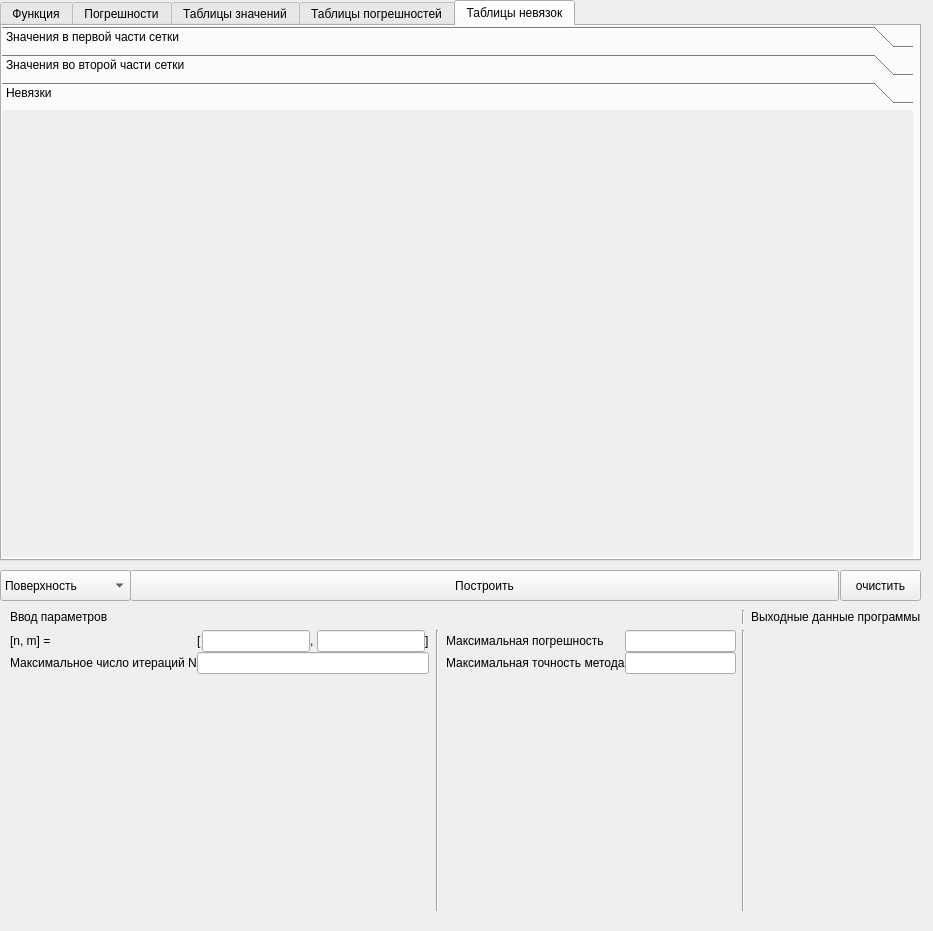
First picture: the form in UI/MainWindow.ui, repository Eisim/NM_lab_Simp_Iter_Method, before the edit.
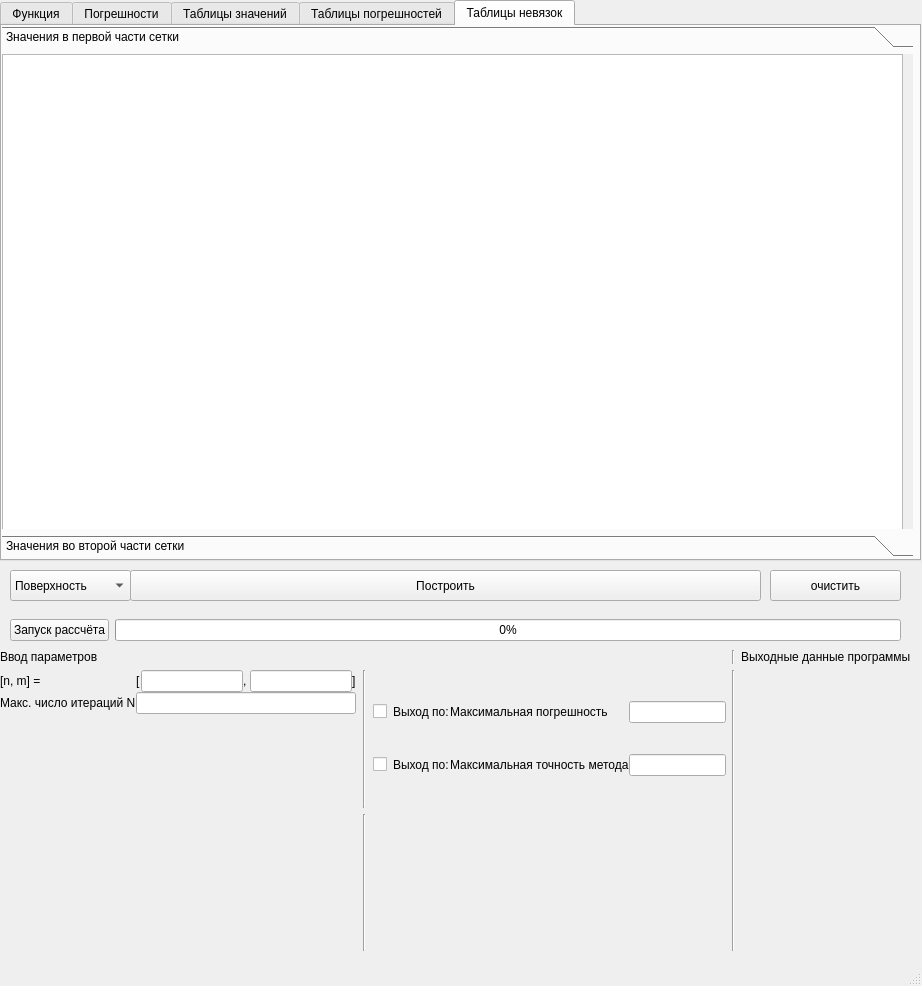
Second picture: the form after the edit. The open tabs and pages were chosen to show the change.

Patch:
```diff
--- a/UI/MainWindow.ui
+++ b/UI/MainWindow.ui
@@ -6,8 +6,8 @@
    <rect>
     <x>0</x>
     <y>0</y>
-    <width>933</width>
-    <height>931</height>
+    <width>922</width>
+    <height>986</height>
    </rect>
   </property>
   <property name="windowTitle">
@@ -17,8 +17,8 @@
    <widget class="QWidget" name="gridWidget_2" native="true">
     <property name="geometry">
      <rect>
-      <x>10</x>
-      <y>610</y>
+      <x>0</x>
+      <y>650</y>
       <width>911</width>
       <height>301</height>
      </rect>
@@ -63,44 +63,45 @@
        <property name="horizontalSpacing">
         <number>7</number>
        </property>
-       <item row="0" column="2">
+       <item row="1" column="2">
         <layout class="QGridLayout" name="gridLayout_5">
-         <item row="1" column="1">
-          <widget class="QLineEdit" name="input_accur"/>
-         </item>
-         <item row="1" column="0">
-          <widget class="QLabel" name="label_12">
-           <property name="text">
-            <string>Максимальная точность метода</string>
-           </property>
-          </widget>
-         </item>
-         <item row="0" column="1">
+         <item row="0" column="2">
           <widget class="QLineEdit" name="input_eps"/>
          </item>
-         <item row="2" column="0">
-          <spacer name="verticalSpacer_3">
-           <property name="orientation">
-            <enum>Qt::Vertical</enum>
-           </property>
-           <property name="sizeHint" stdset="0">
-            <size>
-             <width>20</width>
-             <height>40</height>
-            </size>
-           </property>
-          </spacer>
-         </item>
-         <item row="0" column="0">
+         <item row="0" column="1">
           <widget class="QLabel" name="label_5">
            <property name="text">
             <string>Максимальная погрешность</string>
            </property>
           </widget>
          </item>
+         <item row="1" column="2">
+          <widget class="QLineEdit" name="input_accur"/>
+         </item>
+         <item row="1" column="0">
+          <widget class="QCheckBox" name="check_accur">
+           <property name="text">
+            <string>Выход по:</string>
+           </property>
+          </widget>
+         </item>
+         <item row="1" column="1">
+          <widget class="QLabel" name="label_12">
+           <property name="text">
+            <string>Максимальная точность метода</string>
+           </property>
+          </widget>
+         </item>
+         <item row="0" column="0">
+          <widget class="QCheckBox" name="check_eps">
+           <property name="text">
+            <string>Выход по:</string>
+           </property>
+          </widget>
+         </item>
         </layout>
        </item>
-       <item row="0" column="0">
+       <item row="1" column="0">
         <layout class="QGridLayout" name="gridLayout_4">
          <item row="0" column="0">
           <widget class="QLabel" name="label">
@@ -112,7 +113,7 @@
          <item row="1" column="0">
           <widget class="QLabel" name="label_9">
            <property name="text">
-            <string>Максимальное число итераций N</string>
+            <string>Макс. число итераций N</string>
            </property>
           </widget>
          </item>
@@ -165,13 +166,36 @@
          </item>
         </layout>
        </item>
-       <item row="0" column="1">
+       <item row="1" column="1">
         <widget class="Line" name="line_3">
          <property name="orientation">
           <enum>Qt::Vertical</enum>
          </property>
         </widget>
        </item>
+       <item row="2" column="0">
+        <spacer name="verticalSpacer_3">
+         <property name="orientation">
+          <enum>Qt::Vertical</enum>
+         </property>
+         <property name="sizeHint" stdset="0">
+          <size>
+           <width>20</width>
+           <height>40</height>
+          </size>
+         </property>
+        </spacer>
+       </item>
+       <item row="2" column="2">
+        <layout class="QVBoxLayout" name="extra_info_params"/>
+       </item>
+       <item row="2" column="1">
+        <widget class="Line" name="line_4">
+         <property name="orientation">
+          <enum>Qt::Vertical</enum>
+         </property>
+        </widget>
+       </item>
       </layout>
      </item>
      <item row="1" column="2">
@@ -425,8 +449,8 @@
         <rect>
          <x>0</x>
          <y>0</y>
-         <width>100</width>
-         <height>30</height>
+         <width>98</width>
+         <height>28</height>
         </rect>
        </property>
        <property name="accessibleName">
@@ -441,7 +465,7 @@
           <x>0</x>
           <y>0</y>
           <width>901</width>
-          <height>471</height>
+          <height>481</height>
          </rect>
         </property>
        </widget>
@@ -469,41 +493,15 @@
         </property>
        </widget>
       </widget>
-      <widget class="QWidget" name="page_8">
-       <property name="geometry">
-        <rect>
-         <x>0</x>
-         <y>0</y>
-         <width>100</width>
-         <height>30</height>
-        </rect>
-       </property>
-       <attribute name="label">
-        <string>Невязки</string>
-       </attribute>
-      </widget>
      </widget>
     </widget>
    </widget>
-   <widget class="QPushButton" name="delete_plot">
-    <property name="geometry">
-     <rect>
-      <x>840</x>
-      <y>570</y>
-      <width>81</width>
-      <height>31</height>
-     </rect>
-    </property>
-    <property name="text">
-     <string>очистить</string>
-    </property>
-   </widget>
    <widget class="QComboBox" name="plot_type">
     <property name="geometry">
      <rect>
-      <x>0</x>
+      <x>10</x>
       <y>570</y>
-      <width>131</width>
+      <width>121</width>
       <height>31</height>
      </rect>
     </property>
@@ -523,7 +521,7 @@
      <rect>
       <x>130</x>
       <y>570</y>
-      <width>709</width>
+      <width>631</width>
       <height>31</height>
      </rect>
     </property>
@@ -531,6 +529,45 @@
      <string>Построить</string>
     </property>
    </widget>
+   <widget class="QPushButton" name="delete_plot">
+    <property name="geometry">
+     <rect>
+      <x>770</x>
+      <y>570</y>
+      <width>131</width>
+      <height>31</height>
+     </rect>
+    </property>
+    <property name="text">
+     <string>очистить</string>
+    </property>
+   </widget>
+   <widget class="QWidget" name="horizontalLayoutWidget">
+    <property name="geometry">
+     <rect>
+      <x>10</x>
+      <y>610</y>
+      <width>891</width>
+      <height>41</height>
+     </rect>
+    </property>
+    <layout class="QHBoxLayout" name="horizontalLayout">
+     <item>
+      <widget class="QPushButton" name="calculate_button">
+       <property name="text">
+        <string>Запуск рассчёта</string>
+       </property>
+      </widget>
+     </item>
+     <item>
+      <widget class="QProgressBar" name="progressBar">
+       <property name="value">
+        <number>0</number>
+       </property>
+      </widget>
+     </item>
+    </layout>
+   </widget>
   </widget>
   <widget class="QMenuBar" name="menubar">
    <property name="geometry">
@@ -542,6 +579,7 @@
     </rect>
    </property>
   </widget>
+  <widget class="QStatusBar" name="statusBar"/>
   <action name="info_button">
    <property name="text">
     <string>Описание</string>
```
Left out of the diff: 75 changed lines with no effect on the pictures.
